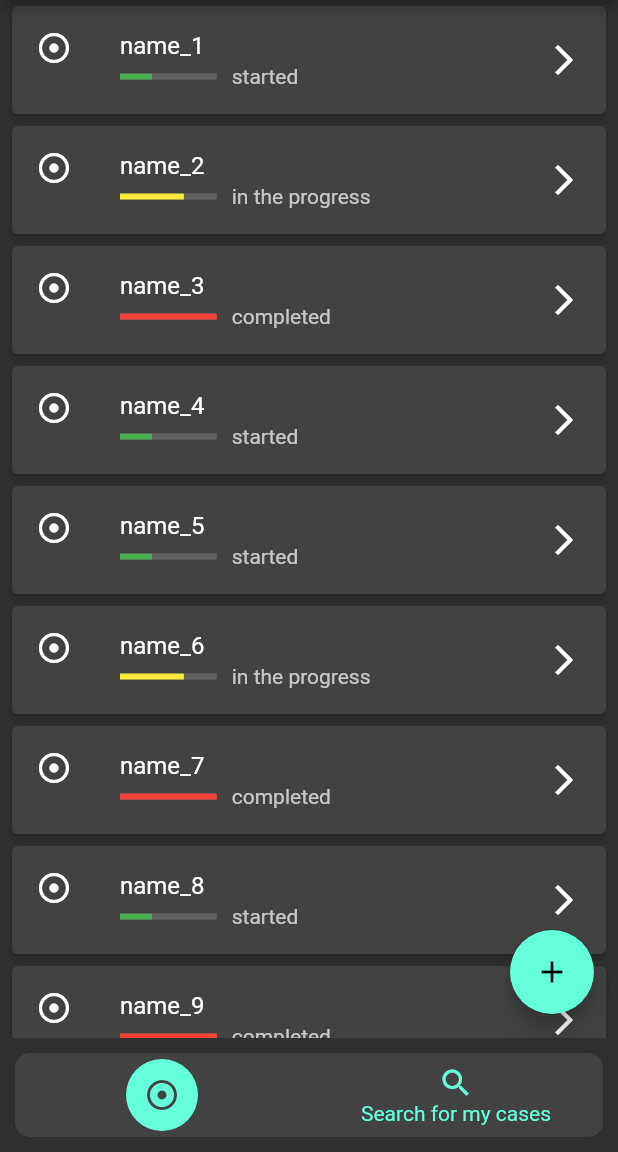
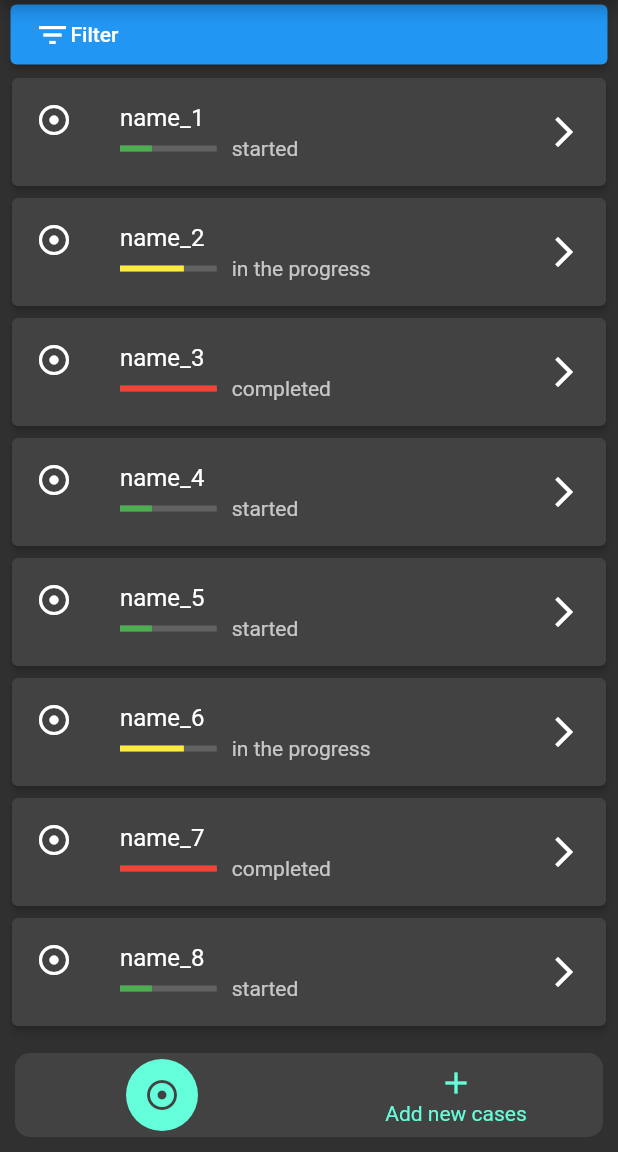
Before and after one commit to DoomHopes/todo_list_app, a Flutter app: the screen it shows once a user with an empty profile is signed in, on a phone screen of 412 x 824 dp, the part 84-1236 px from its top. Run offline on Flutter 3.47's test engine with Material 2 defaults, Android fonts, the phone set to English and light mode, and no system bars; drawn by our look-alikes of flutter_snake_navigationbar; our stand-ins replace firebase_auth, firebase_core, fluttertoast; accounts and stored records are empty.

Commit message:
some change

```diff
--- a/lib/pages/home_page.dart
+++ b/lib/pages/home_page.dart
@@ -1,8 +1,8 @@
 import 'package:flutter/cupertino.dart';
 import 'package:flutter/material.dart';
 import 'package:flutter_snake_navigationbar/flutter_snake_navigationbar.dart';
+import 'package:todo_list_app/models/work_model.dart';
 import 'package:todo_list_app/services/auth.dart';
-import 'package:todo_list_app/widgets/search_widget.dart';
 import 'package:todo_list_app/widgets/works_list_widget.dart';
 
 class HomePage extends StatefulWidget {
@@ -15,10 +15,41 @@ class _HomePageState extends State<HomePage> {
 
   AuthService _service = AuthService();
 
+  final works = <WorkModel>[
+    WorkModel(name: 'name_1', level: 'started'),
+    WorkModel(name: 'name_2', level: 'in the progress'),
+    WorkModel(name: 'name_3', level: 'completed'),
+    WorkModel(name: 'name_4', level: 'started'),
+    WorkModel(name: 'name_5', level: 'started'),
+    WorkModel(name: 'name_6', level: 'in the progress'),
+    WorkModel(name: 'name_7', level: 'completed'),
+    WorkModel(name: 'name_8', level: 'started'),
+    WorkModel(name: 'name_9', level: 'completed'),
+    WorkModel(name: 'name_10', level: 'in the progress'),
+    WorkModel(name: 'name_11', level: 'in the progress'),
+  ];
+
+  // nav bar
   ShapeBorder bottomBarShape = const RoundedRectangleBorder(
     borderRadius: BorderRadius.all(Radius.circular(10)),
   );
   SnakeBarBehaviour snakeBarStyle = SnakeBarBehaviour.floating;
+
+  // Filter
+  String _filterLevel = '';
+  String _filterTitle = '';
+  String _filterText = 'Filter';
+  double _filterHeight = 0.0;
+
+  TextEditingController _filterTextController;
+
+  var listItem =
+      <String>['any level', 'started', 'in the progress', 'completed']
+          .map(
+            (label) =>
+                DropdownMenuItem(child: Text(label.toString()), value: label),
+          )
+          .toList();
 
   @override
   Widget build(BuildContext context) {
@@ -34,8 +65,83 @@ class _HomePageState extends State<HomePage> {
         const BottomNavigationBarItem(
             icon: Icon(Icons.adjust), label: 'List of my cases'),
         const BottomNavigationBarItem(
-            icon: Icon(Icons.search), label: 'Search for my cases'),
+            icon: Icon(Icons.add), label: 'Add new cases'),
       ],
+    );
+
+    var _filterButton = Container(
+      margin: EdgeInsets.only(top: 3, left: 7, right: 7, bottom: 5),
+      height: 40,
+      child: ElevatedButton(
+        onPressed: () {
+          setState(() {
+            _filterHeight = (_filterHeight == 0.0 ? 280.0 : 0.0);
+          });
+        },
+        child: Row(
+          children: <Widget>[
+            Icon(Icons.filter_list),
+            Text(_filterText),
+          ],
+        ),
+      ),
+    );
+
+    var _filterForm = AnimatedContainer(
+      height: _filterHeight,
+      curve: Curves.fastOutSlowIn,
+      duration: const Duration(microseconds: 400),
+      margin: EdgeInsets.symmetric(vertical: 0.0, horizontal: 7),
+      child: Card(
+        child: Padding(
+          padding: const EdgeInsets.all(8.0),
+          child: Column(
+            children: <Widget>[
+              DropdownButtonFormField<String>(
+                onChanged: (String val) {
+                  setState(() {
+                    _filterLevel = val;
+                  });
+                },
+                items: listItem,
+                decoration: const InputDecoration(labelText: 'Level'),
+              ),
+              TextFormField(
+                controller: _filterTextController,
+                decoration: const InputDecoration(labelText: 'Title'),
+                onChanged: (value) {
+                  setState(() {
+                    _filterTitle = value;
+                  });
+                },
+              ),
+              Row(
+                children: <Widget>[
+                  Expanded(
+                    child: ElevatedButton(
+                      onPressed: () {
+                        // Apply function
+                      },
+                      child: Text('Apply'),
+                    ),
+                  ),
+                  SizedBox(
+                    width: 5,
+                  ),
+                  Expanded(
+                    child: ElevatedButton(
+                      onPressed: () {
+                        // Clear function
+                      },
+                      child: Text('Clear'),
+                    ),
+                  ),
+                ],
+              )
+            ],
+          ),
+        ),
+      ),
     );
 
     return Scaffold(
@@ -53,13 +159,15 @@ class _HomePageState extends State<HomePage> {
           ),
         ],
       ),
-      body: sectionIndex == 0 ? WorksListWidget() : SearchWidget(),
-      floatingActionButton: FloatingActionButton(
-        onPressed: () {
-          // add new work
-        },
-        child: Icon(Icons.add),
-      ),
+      body: Column(
+        children: <Widget>[
+          _filterButton,
+          _filterForm,
+          WorksListWidget(
+            works: works,
+          ),
+        ],
+      ), //sectionIndex == 0 ? WorksListWidget() : SearchWidget(),
       bottomNavigationBar: _snakeNavigationBar,
     );
   }
--- a/lib/widgets/search_widget.dart
+++ /dev/null
@@ -1,9 +0,0 @@
-import 'package:flutter/cupertino.dart';
-import 'package:flutter/material.dart';
-
-class SearchWidget extends StatelessWidget {
-  @override
-  Widget build(BuildContext context) {
-    return Center(child: Text('Search my shiny metal ass'));
-  }
-}
--- a/lib/widgets/works_list_widget.dart
+++ b/lib/widgets/works_list_widget.dart
@@ -1,26 +1,16 @@
 import 'package:flutter/cupertino.dart';
 import 'package:flutter/material.dart';
-import 'package:todo_list_app/models/work_model.dart';
 import 'package:todo_list_app/widgets/subtitle_widget.dart';
 
 class WorksListWidget extends StatelessWidget {
-  final works = <WorkModel>[
-    WorkModel(name: 'name_1', level: 'started'),
-    WorkModel(name: 'name_2', level: 'in the progress'),
-    WorkModel(name: 'name_3', level: 'completed'),
-    WorkModel(name: 'name_4', level: 'started'),
-    WorkModel(name: 'name_5', level: 'started'),
-    WorkModel(name: 'name_6', level: 'in the progress'),
-    WorkModel(name: 'name_7', level: 'completed'),
-    WorkModel(name: 'name_8', level: 'started'),
-    WorkModel(name: 'name_9', level: 'completed'),
-    WorkModel(name: 'name_10', level: 'in the progress'),
-    WorkModel(name: 'name_11', level: 'in the progress'),
-  ];
+  final works;
+
+  WorksListWidget({this.works});
 
   @override
   Widget build(BuildContext context) {
-    return ListView.builder(
+    return Expanded(
+      child: ListView.builder(
         itemCount: works.length,
         itemBuilder: (context, index) {
           return Card(
@@ -36,6 +26,7 @@ class WorksListWidget extends StatelessWidget {
             ),
           );
         },
+      ),
     );
   }
 }
```
Lines whose indentation alone changed are shown as unchanged.
